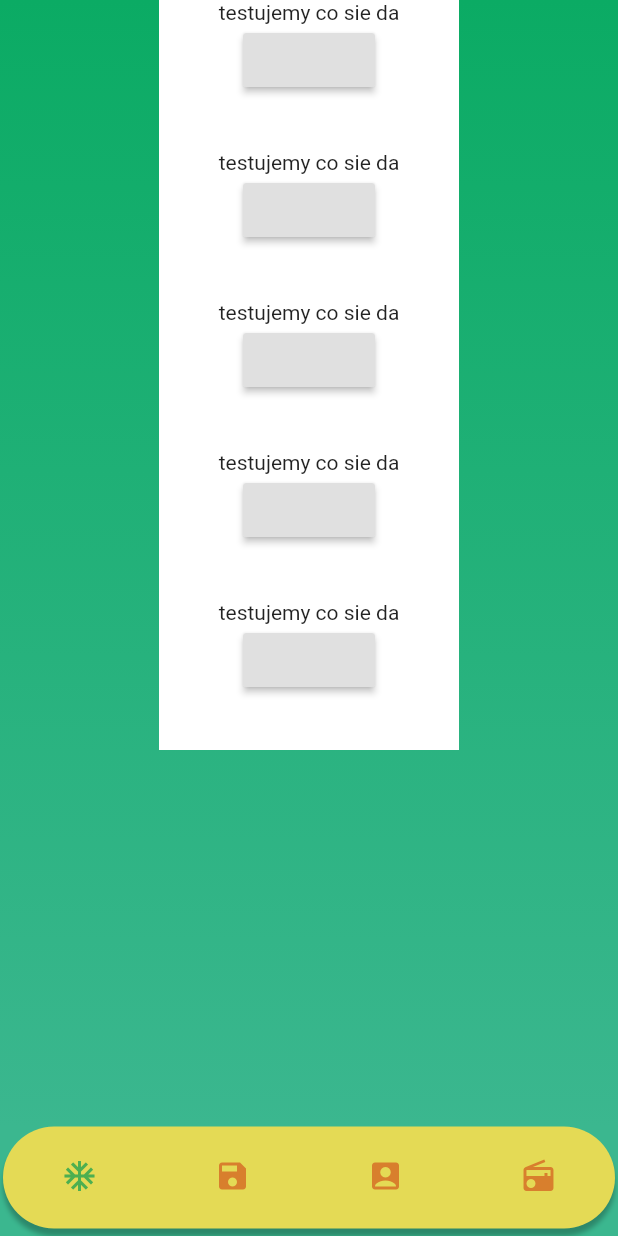
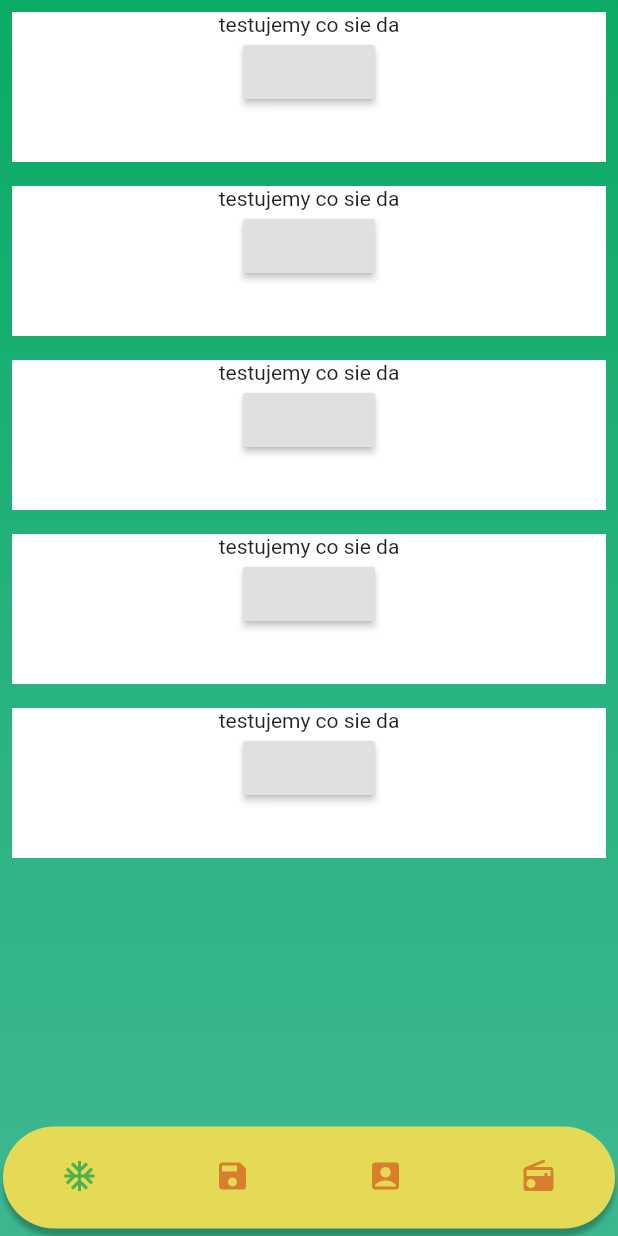
Before and after one commit to ciakarellas/recycling_app, a Flutter app: the screen it shows after launch, on a phone screen of 412 x 824 dp. Run offline on Flutter 3.47's test engine with Material 2 defaults, Android fonts, the phone set to English and light mode, and no system bars.

```diff
--- a/lib/Widget/faqCard.dart
+++ b/lib/Widget/faqCard.dart
@@ -12,11 +12,14 @@ class _FaqCardState extends State<FaqCard> {
   bool active = false;
   double height = 100;
 
+
   @override
   Widget build(BuildContext context) {
-    return  Center(
+
+        return  Padding(
+          padding: EdgeInsets.all(8),
           child: AnimatedContainer(
-          duration: Duration(milliseconds: 400),
+              duration: Duration(milliseconds: 300),
               curve: Curves.easeInSine,
               height: height,
               color: Colors.white,
@@ -27,9 +30,27 @@ class _FaqCardState extends State<FaqCard> {
           RaisedButton(onPressed: (){
             setState(() {
                 active = !active;
-            height = active ? 100 : 200;
+                height = active ? 200 : 100;
             });
-      })
+          }),
+          AnimatedContainer(
+            duration: Duration(milliseconds: 400),
+            curve: Curves.easeInSine,
+            child: Visibility(
+              maintainAnimation: true,
+              maintainState: true,
+              visible: active,
+                          child: Padding(
+                padding: EdgeInsets.fromLTRB(8, 20, 8, 8),
+                child: Column(
+                  children: <Widget>[
+                    Text('Lorem ipsum dolor sit amet, consectetur adipiscing elit, sed do eiusmod tempor incididunt ut labore et dolore magna aliqua.')
+                  ],
+                ),
+          ),
+            ),
+      ),
+
               ],
             ),
           ),
```
Lines whose indentation alone changed are shown as unchanged.
